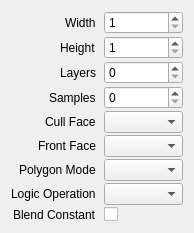
Before: the Qt Designer form src/session/TargetProperties.ui in houmain/gpupad, drawn with Qt 5.
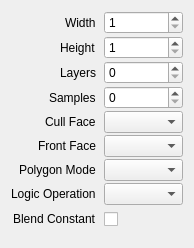
After: the same form once the commit is applied. Custom widgets are drawn as their Qt base class.

```diff
--- a/src/session/TargetProperties.ui
+++ b/src/session/TargetProperties.ui
@@ -7,7 +7,7 @@
     <x>0</x>
     <y>0</y>
     <width>194</width>
-    <height>209</height>
+    <height>248</height>
    </rect>
   </property>
   <layout class="QVBoxLayout" name="verticalLayout">
@@ -72,7 +72,14 @@
       </widget>
      </item>
      <item row="8" column="1">
-      <widget class="ColorPicker" name="blendConstant"/>
+      <widget class="ColorPicker" name="blendConstant">
+       <property name="minimumSize">
+        <size>
+         <width>0</width>
+         <height>24</height>
+        </size>
+       </property>
+      </widget>
      </item>
      <item row="0" column="0">
       <widget class="QLabel" name="labelWidth">
```
